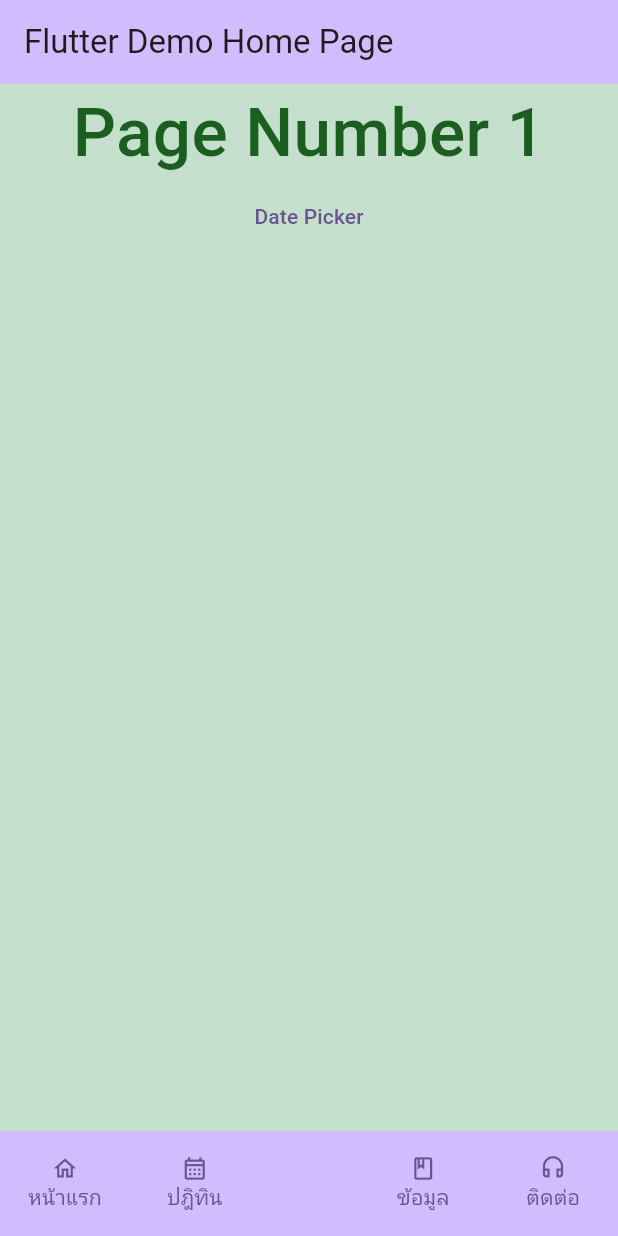
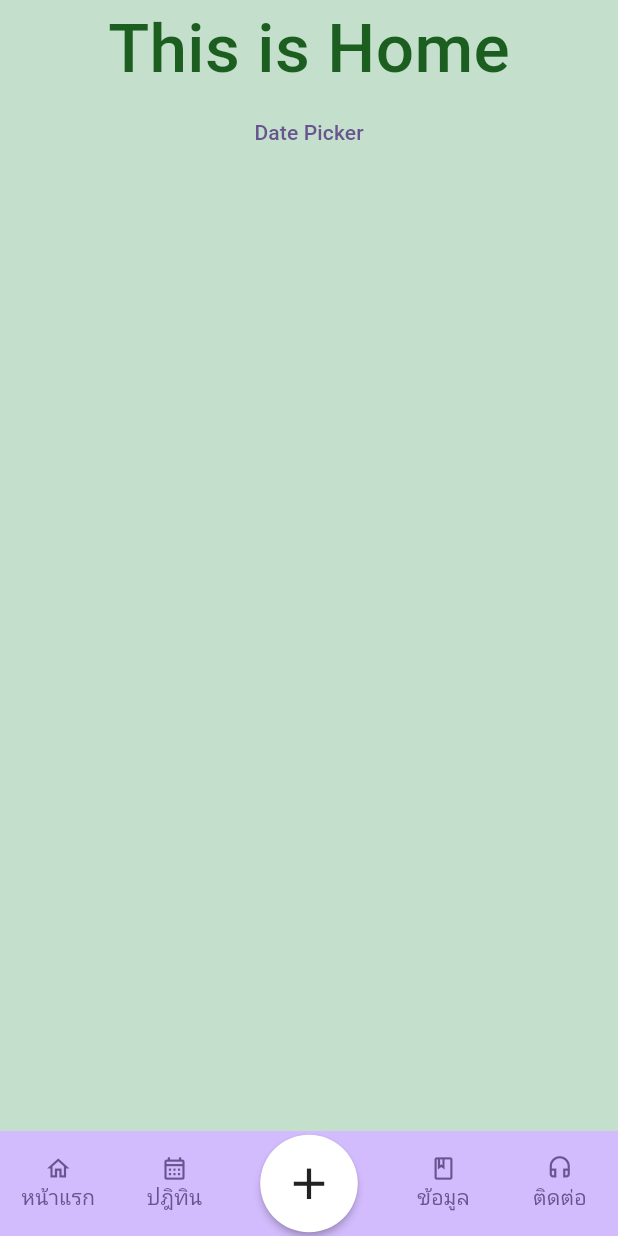
Before and after one commit to Leoevi/epilepsy_care_pmk, a Flutter app: the screen it shows after launch, on a phone screen of 412 x 824 dp. Run offline on Flutter 3.47's test engine with Material 3 defaults, Android fonts, the phone set to English and light mode, and no system bars; our stand-ins replace fl_chart; missing offline and left inert: dart:ffi.

Commit message:
refactor folder structure and remove appbar

```diff
--- a/lib/main.dart
+++ b/lib/main.dart
@@ -1,3 +1,7 @@
+import 'package:epilepsy_care_pmk/screens/calendar/calendar.dart';
+import 'package:epilepsy_care_pmk/screens/contacts/contacts.dart';
+import 'package:epilepsy_care_pmk/screens/home/home.dart';
+import 'package:epilepsy_care_pmk/screens/wiki/wiki.dart';
 import 'package:flutter/material.dart';
 
 void main() {
@@ -36,10 +40,10 @@
   int pageIndex = 0;
 
   final pages = [
-    const Page1(),
-    const Page2(),
-    const Page3(),
-    const Page4(),
+    const Home(),
+    const Calendar(),
+    const Wiki(),
+    const Contacts(),
   ];
 
   // final addButtonOffset = const Offset(0, -1);
@@ -55,10 +59,6 @@
   @override
   Widget build(BuildContext context) {
     return Scaffold(
-      appBar: AppBar(
-        backgroundColor: Theme.of(context).colorScheme.inversePrimary,
-        title: Text(widget.title),
-      ),
       bottomNavigationBar: Container(
         clipBehavior: Clip.antiAliasWithSaveLayer,
         height: 70,
@@ -92,28 +92,28 @@
                 children: [Icon(Icons.calendar_month_outlined), Text("ปฎิทิน")],
               ),
             ),
-            SizedBox(width: 43, height: 43),
-            // Stack(
-            //   // alignment: AlignmentDirectional.center,
-            //   // clipBehavior: Clip.none,
-            //   children: <Widget>[
-            //     Positioned(
-            //       // top: addButtonOffset.dy,
-            //       child: RawMaterialButton(
-            //         // https://stackoverflow.com/questions/49809351/how-to-create-a-circle-icon-button-in-flutter
-            //         onPressed: () {},
-            //         elevation: 2.0,
-            //         fillColor: Colors.white,
-            //         child: const Icon(
-            //           Icons.add,
-            //           size: 35.0,
-            //         ),
-            //         padding: const EdgeInsets.all(15.0),
-            //         shape: const CircleBorder(),
-            //       ),
-            //     )
-            //   ],
-            // ),
+            // SizedBox(width: 43, height: 43),
+            Stack(
+              // alignment: AlignmentDirectional.center,
+              // clipBehavior: Clip.none,
+              children: <Widget>[
+                Positioned(
+                  // top: addButtonOffset.dy,
+                  child: RawMaterialButton(
+                    // https://stackoverflow.com/questions/49809351/how-to-create-a-circle-icon-button-in-flutter
+                    onPressed: () {},
+                    elevation: 2.0,
+                    fillColor: Colors.white,
+                    child: const Icon(
+                      Icons.add,
+                      size: 35.0,
+                    ),
+                    padding: const EdgeInsets.all(15.0),
+                    shape: const CircleBorder(),
+                  ),
+                )
+              ],
+            ),
             ElevatedButton(
               onPressed: () {
                 setState(() {
@@ -145,100 +145,3 @@
     );
   }
 }
-
-class Page1 extends StatelessWidget {
-  const Page1({Key? key}) : super(key: key);
-
-  @override
-  Widget build(BuildContext context) {
-    return Container(
-      color: const Color(0xffC4DFCB),
-      child: Center(
-          child: Column(children: <Widget>[
-        Text(
-          "Page Number 1",
-          style: TextStyle(
-            color: Colors.green[900],
-            fontSize: 45,
-            fontWeight: FontWeight.w500,
-          ),
-        ),
-        TextButton(
-          onPressed: () async {
-            DateTime? pickedDate = await showDatePicker(
-                context: context,
-                initialDate: DateTime.now(),
-                //get today's date
-                firstDate: DateTime(2000),
-                //DateTime.now() - not to allow to choose before today.
-                lastDate: DateTime(2101));
-          },
-          child: Text("Date Picker"),
-        )
-      ])),
-    );
-  }
-}
-
-class Page2 extends StatelessWidget {
-  const Page2({Key? key}) : super(key: key);
-
-  @override
-  Widget build(BuildContext context) {
-    return Container(
-      color: const Color(0xffC4DFCB),
-      child: Center(
-        child: Text(
-          "Page Number 2",
-          style: TextStyle(
-            color: Colors.green[900],
-            fontSize: 45,
-            fontWeight: FontWeight.w500,
-          ),
-        ),
-      ),
-    );
-  }
-}
-
-class Page3 extends StatelessWidget {
-  const Page3({Key? key}) : super(key: key);
-
-  @override
-  Widget build(BuildContext context) {
-    return Container(
-      color: const Color(0xffC4DFCB),
-      child: Center(
-        child: Text(
-          "Page Number 3",
-          style: TextStyle(
-            color: Colors.green[900],
-            fontSize: 45,
-            fontWeight: FontWeight.w500,
-          ),
-        ),
-      ),
-    );
-  }
-}
-
-class Page4 extends StatelessWidget {
-  const Page4({Key? key}) : super(key: key);
-
-  @override
-  Widget build(BuildContext context) {
-    return Container(
-      color: const Color(0xffC4DFCB),
-      child: Center(
-        child: Text(
-          "Page Number 4",
-          style: TextStyle(
-            color: Colors.green[900],
-            fontSize: 45,
-            fontWeight: FontWeight.w500,
-          ),
-        ),
-      ),
-    );
-  }
-}
--- /dev/null
+++ b/lib/screens/home/home.dart
@@ -0,0 +1,35 @@
+import 'package:flutter/material.dart';
+
+class Home extends StatelessWidget {
+  const Home({Key? key}) : super(key: key);
+
+  @override
+  Widget build(BuildContext context) {
+    return Container(
+      color: const Color(0xffC4DFCB),
+      child: Center(
+          child: Column(children: <Widget>[
+            Text(
+              "This is Home",
+              style: TextStyle(
+                color: Colors.green[900],
+                fontSize: 45,
+                fontWeight: FontWeight.w500,
+              ),
+            ),
+            TextButton(
+              onPressed: () async {
+                DateTime? pickedDate = await showDatePicker(
+                    context: context,
+                    initialDate: DateTime.now(),
+                    //get today's date
+                    firstDate: DateTime(2000),
+                    //DateTime.now() - not to allow to choose before today.
+                    lastDate: DateTime(2101));
+              },
+              child: Text("Date Picker"),
+            )
+          ])),
+    );
+  }
+}
```
Also changed, not shown: lib/screens/calendar/calendar.dart (added, +22 -0 lines), lib/screens/contacts/contacts.dart (added, +22 -0 lines), lib/screens/wiki/wiki.dart (added, +22 -0 lines).
